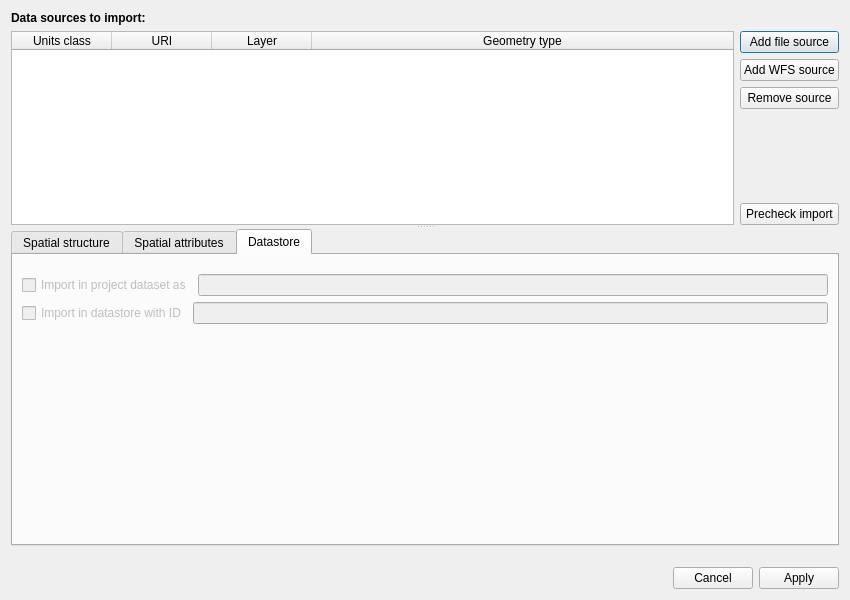
Above: src/builderexts/import.spatial-graph.ogr-gdal/OGRGDALDialog.ui from OpenFLUID/openfluid before the change. Below: the same form after it.
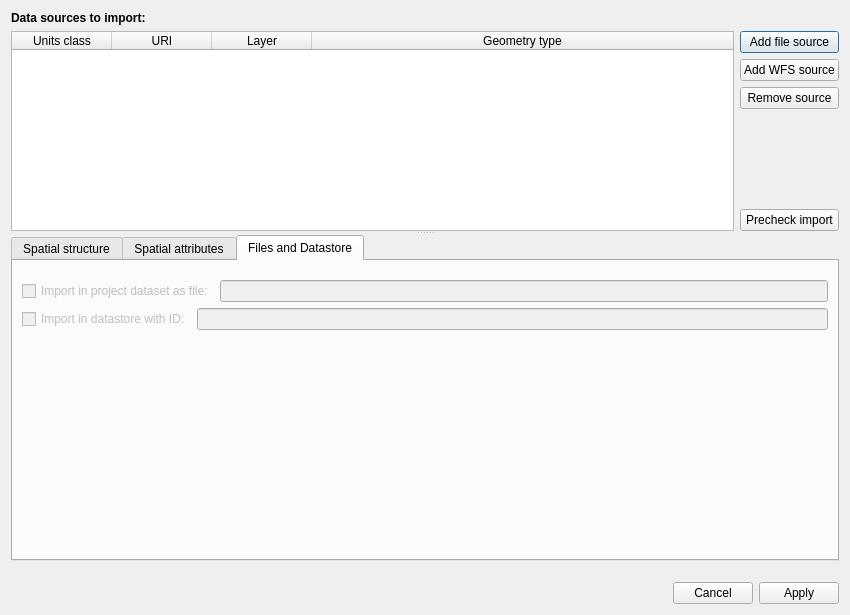
That is the form after the change. The open tabs and pages were chosen to show the change.

Commit message:
Add of import system in extension for importing spatial data using GDAL/OGR
* Added import worker
* Added automatic closing on successful import
* Cleaned code

(references OpenFLUID/openfluid#6)

Patch:
```diff
--- a/src/builderexts/import.spatial-graph.ogr-gdal/OGRGDALDialog.ui
+++ b/src/builderexts/import.spatial-graph.ogr-gdal/OGRGDALDialog.ui
@@ -7,7 +7,7 @@
     <x>0</x>
     <y>0</y>
     <width>850</width>
-    <height>600</height>
+    <height>615</height>
    </rect>
   </property>
   <property name="windowTitle">
@@ -599,7 +599,7 @@
             </widget>
             <widget class="QWidget" name="DatastoreTab">
              <attribute name="title">
-              <string>Datastore</string>
+              <string>Files and Datastore</string>
              </attribute>
              <layout class="QVBoxLayout" name="verticalLayout_6">
               <item>
@@ -629,7 +629,7 @@
                    <bool>false</bool>
                   </property>
                   <property name="text">
-                   <string>Import in project dataset as</string>
+                   <string>Import in project dataset as file:</string>
                   </property>
                  </widget>
                 </item>
@@ -650,7 +650,7 @@
                    <bool>false</bool>
                   </property>
                   <property name="text">
-                   <string>Import in datastore with ID</string>
+                   <string>Import in datastore with ID:</string>
                   </property>
                  </widget>
                 </item>
```
Left out of the diff: 4 changed lines with no effect on the pictures. The commit also changes 9 other files.
